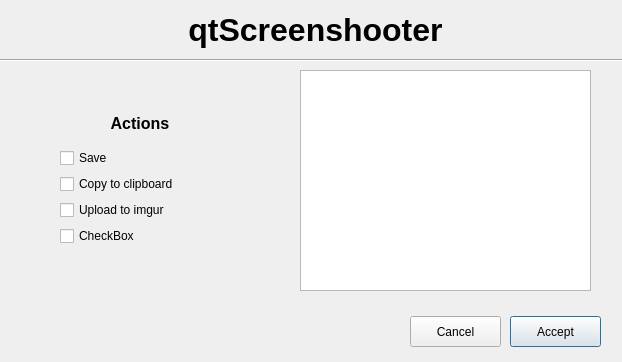
First picture: the form in qtScreenshooterSaveWindow.ui, repository sehnsucht13/qtScreenshooter, before the edit.
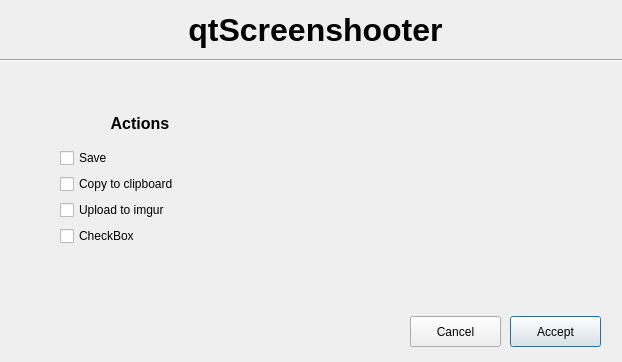
Second picture: the form after the edit.

Commit message: Changes in UI for Saving window. Implemented the preview of a screenshot.

```diff
--- a/qtScreenshooterSaveWindow.ui
+++ b/qtScreenshooterSaveWindow.ui
@@ -13,16 +13,6 @@
   <property name="windowTitle">
    <string>qtScreenshooter</string>
   </property>
-  <widget class="QGraphicsView" name="mediaPreviewArea">
-   <property name="geometry">
-    <rect>
-     <x>300</x>
-     <y>70</y>
-     <width>291</width>
-     <height>221</height>
-    </rect>
-   </property>
-  </widget>
   <widget class="QWidget" name="verticalLayoutWidget">
    <property name="geometry">
     <rect>
@@ -122,6 +112,19 @@
     <string>Cancel</string>
    </property>
   </widget>
+  <widget class="QLabel" name="mediaPreviewLabel">
+   <property name="geometry">
+    <rect>
+     <x>310</x>
+     <y>70</y>
+     <width>301</width>
+     <height>221</height>
+    </rect>
+   </property>
+   <property name="text">
+    <string/>
+   </property>
+  </widget>
  </widget>
  <resources/>
  <connections/>
```
Left out of the diff: 4 changed lines with no effect on the pictures. The commit also changes 2 other files.
